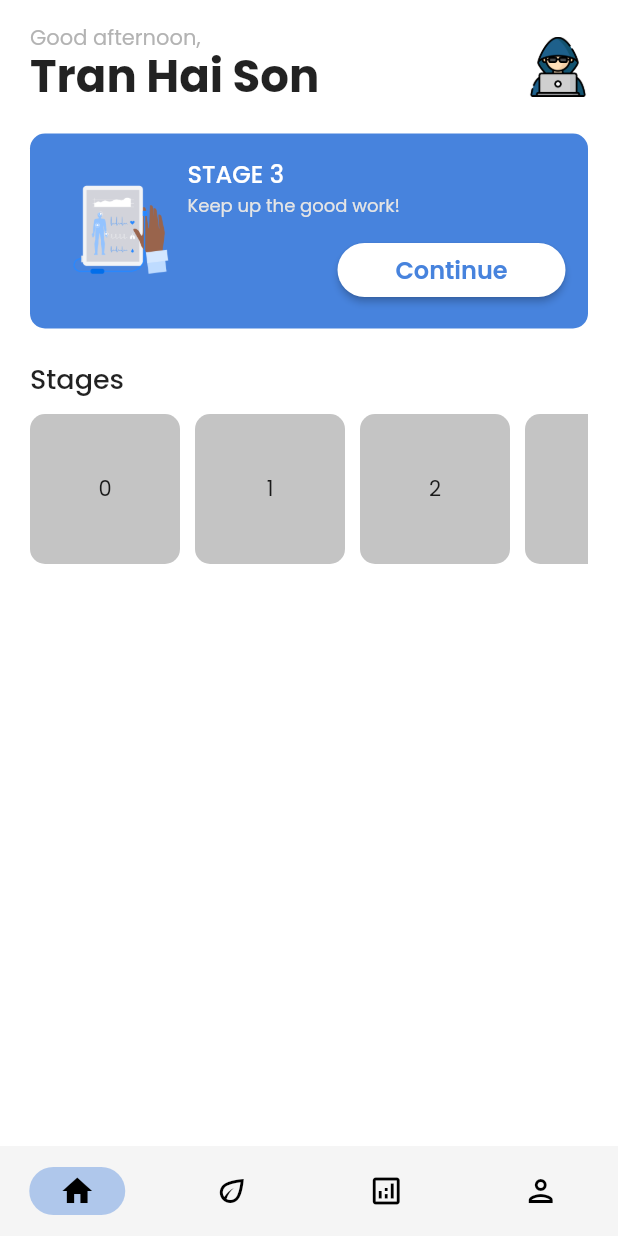
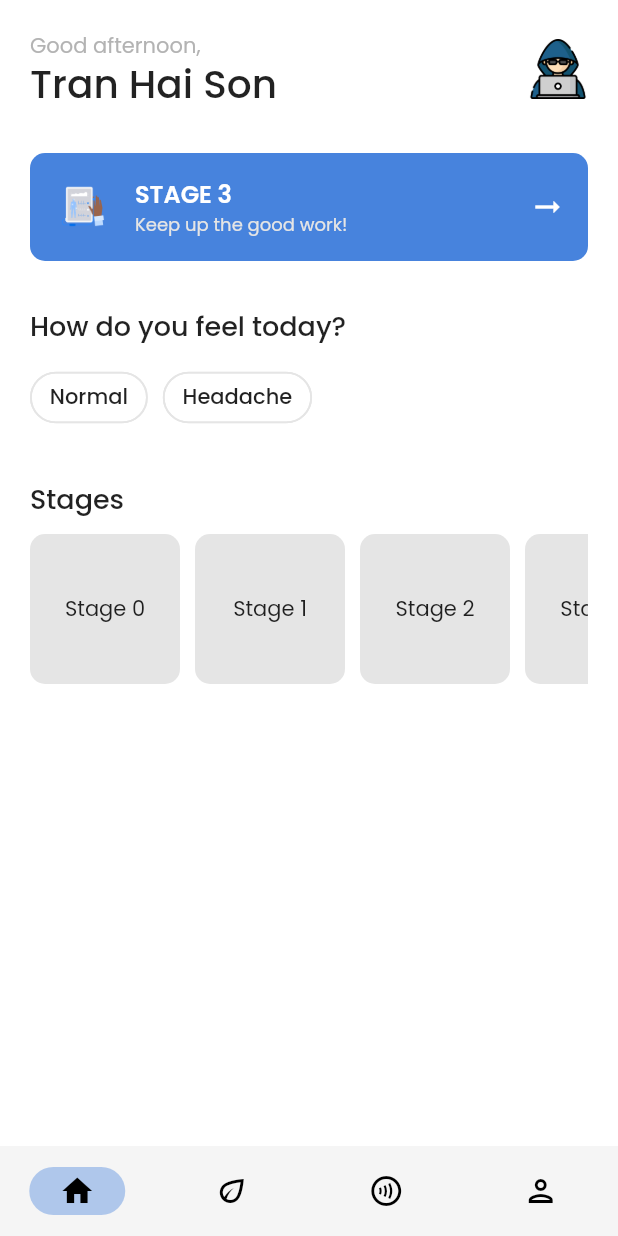
Before and after one commit to tran-haison/Covid-Overcoming, a Flutter app: the MainPage screen opened by its route, on a phone screen of 412 x 824 dp. Run offline on Flutter 3.47's test engine with Material 2 defaults, Android fonts, the phone set to English and light mode, and no system bars; drawn by our look-alikes of oktoast; our stand-ins replace either_dart, equatable, firebase_auth, firebase_core, floor, fluro and 7 more; missing offline and left inert: sp_util; accounts and stored records are empty; generated files the repository leaves out were written again; statements that could not run were skipped.

Commit message:
feat: Implement home page UI

```diff
--- a/lib/presentation/pages/main/home/home_page.dart
+++ b/lib/presentation/pages/main/home/home_page.dart
@@ -1,5 +1,5 @@
 import 'package:covid_overcoming/generated/l10n.dart';
-import 'package:covid_overcoming/presentation/widgets/common_buttons.dart';
+import 'package:covid_overcoming/presentation/widgets/common_chips.dart';
 import 'package:covid_overcoming/presentation/widgets/common_gaps.dart';
 import 'package:covid_overcoming/presentation/widgets/common_images.dart';
 import 'package:covid_overcoming/presentation/widgets/common_text_styles.dart';
@@ -21,13 +21,13 @@ class HomePage extends StatelessWidget {
           crossAxisAlignment: CrossAxisAlignment.start,
           children: <Widget>[
             _buildHeader(),
+            vGap30,
+            _buildCardCurrentStage(),
+            vGap30,
+            _buildHealthStatus(),
+            vGap30,
+            _buildStages(),
             vGap20,
-            _buildCardHistory(),
-            vGap20,
-            _buildTextTitle('Stages'),
-            vGap10,
-            _buildStages(),
-            vGap10,
           ],
         ),
       ),
@@ -44,16 +44,16 @@ class HomePage extends StatelessWidget {
             mainAxisAlignment: MainAxisAlignment.center,
             crossAxisAlignment: CrossAxisAlignment.start,
             children: [
-              Text(
+              const Text(
                 // TODO: implement greeting
                 'Good afternoon,',
-                style: textStyle14Gray.copyWith(height: 1),
+                style: textStyle14Gray,
               ),
               vGap5,
               Text(
                 // TODO: get user name
                 'Tran Hai Son',
-                style: textStyle30Bold.copyWith(height: 1),
+                style: textStyle26Medium.copyWith(height: 1),
               ),
             ],
           ),
@@ -67,8 +67,12 @@ class HomePage extends StatelessWidget {
     );
   }
 
-  Widget _buildCardHistory() {
-    return Container(
+  Widget _buildCardCurrentStage() {
+    return InkWell(
+      onTap: () {
+        // TODO: implement onTap
+      },
+      child: Container(
         width: double.infinity,
         decoration: BoxDecoration(
           borderRadius: BorderRadius.circular(Dimens.radius10),
@@ -77,61 +81,80 @@ class HomePage extends StatelessWidget {
         child: Padding(
           padding: const EdgeInsets.all(Dimens.dimen15),
           child: Row(
-          mainAxisAlignment: MainAxisAlignment.center,
             crossAxisAlignment: CrossAxisAlignment.center,
             children: <Widget>[
               const CommonAssetImage(
                 imagePath: AssetPaths.imgTrackHistory,
-              height: 90,
-              width: 90,
+                height: 40,
+                width: 40,
               ),
+              hGap15,
               Expanded(
                 child: Column(
+                  mainAxisAlignment: MainAxisAlignment.center,
                   crossAxisAlignment: CrossAxisAlignment.start,
                   children: <Widget>[
                     Text(
+                      // TODO: get stage
                       'STAGE 3',
-                    style: textStyle16Medium.copyWith(color: colorWhite),
+                      style: textStyle16Bold.copyWith(
+                        color: colorWhite,
+                        fontWeight: FontWeight.w600,
                       ),
-                  Text(
+                    ),
+                    const Text(
+                      // TODO: get compliment
                       'Keep up the good work!',
                       style: textStyle12LightGray,
-                  ),
-                  vGap10,
-                  Align(
-                    alignment: Alignment.bottomRight,
-                    child: CommonElevatedButton(
-                      text: S.current.continue_,
-                      textColor: colorPrimary,
-                      buttonColor: colorWhite,
-                      width: 120,
-                      radius: 30,
-                      padding: const EdgeInsets.symmetric(vertical: Dimens.dimen5),
-                      onPressed: () {},
-                    ),
                     ),
                   ],
                 ),
               ),
+              hGap15,
+              const Icon(
+                Icons.arrow_right_alt,
+                color: colorWhite,
+              ),
             ],
+          ),
         ),
       ),
     );
   }
 
-  Widget _buildTextTitle(String text) {
-    return Text(
-      text,
+  Widget _buildHealthStatus() {
+    return Column(
+      crossAxisAlignment: CrossAxisAlignment.start,
+      children: <Widget>[
+        Text(
+          S.current.how_do_you_feel_today,
           style: textStyle18Medium,
+        ),
+        vGap10,
+        Row(
+          mainAxisAlignment: MainAxisAlignment.start,
+          children: const <Widget>[
+            CommonFilterChip(label: 'Normal'),
+            hGap10,
+            CommonFilterChip(label: 'Headache'),
+          ],
+        ),
+      ],
     );
   }
 
   Widget _buildStages() {
-    return SizedBox(
+    return Column(
+      crossAxisAlignment: CrossAxisAlignment.start,
+      children: <Widget>[
+        Text(
+          S.current.stages,
+          style: textStyle18Medium,
+        ),
+        vGap10,
+        SizedBox(
           height: 100,
           child: ListView.separated(
-        physics: const ClampingScrollPhysics(),
-        shrinkWrap: true,
             scrollDirection: Axis.horizontal,
             itemCount: 5,
             itemBuilder: (_, index) {
@@ -139,16 +162,20 @@ class HomePage extends StatelessWidget {
                 height: 100,
                 width: 100,
                 decoration: BoxDecoration(
-              borderRadius: BorderRadius.circular(10),
-              color: colorLightGray2,
+                  borderRadius: BorderRadius.circular(Dimens.radius10),
+                  color: colorLightGray1,
                 ),
                 child: Center(
-              child: Text('$index'),
+                  child: Text('Stage $index'),
                 ),
               );
             },
-        separatorBuilder: (_, index) => hGap10,
+            separatorBuilder: (_, index) {
+              return hGap10;
+            },
           ),
+        ),
+      ],
     );
   }
 }
--- a/lib/presentation/pages/main/main_page.dart
+++ b/lib/presentation/pages/main/main_page.dart
@@ -1,10 +1,10 @@
 import 'package:covid_overcoming/presentation/pages/main/home/home_page.dart';
+import 'package:covid_overcoming/presentation/pages/main/schedule/schedule_page.dart';
 import 'package:covid_overcoming/presentation/widgets/common_text_styles.dart';
 import 'package:covid_overcoming/values/res/colors.dart';
 import 'package:covid_overcoming/values/res/dimens.dart';
 import 'package:covid_overcoming/values/res/strings.dart';
 import 'package:flutter/material.dart';
-import 'package:flutter/services.dart';
 
 class MainPage extends StatefulWidget {
   const MainPage({Key? key}) : super(key: key);
@@ -20,15 +20,8 @@ class _MainPageState extends State<MainPage> {
   List<Widget> pages = [
     const HomePage(),
     const Text(Strings.test, style: textStyle40ItalicBold),
-    const Text(Strings.exercise, style: textStyle40ItalicBold),
+    const SchedulePage(),
     const Text(Strings.profile, style: textStyle40ItalicBold),
-  ];
-
-  List<String> titles = [
-    Strings.home,
-    Strings.test,
-    Strings.exercise,
-    Strings.profile,
   ];
 
   @override
@@ -36,38 +29,8 @@ class _MainPageState extends State<MainPage> {
     return Scaffold(
       resizeToAvoidBottomInset: false,
       backgroundColor: colorWhite,
-      //appBar: _buildAppbar(),
       body: _buildBody(),
       bottomNavigationBar: _buildBottomNavigationBar(),
-    );
-  }
-
-  PreferredSizeWidget _buildAppbar() {
-    return AppBar(
-      centerTitle: false,
-      automaticallyImplyLeading: false,
-      elevation: Dimens.elevation0_5,
-      backgroundColor: colorWhite,
-      systemOverlayStyle: const SystemUiOverlayStyle(
-        statusBarColor: colorLightGray2,
-      ),
-      title: Text(titles[_currentIndex]),
-      titleTextStyle: const TextStyle(
-        fontSize: Dimens.fontSize22,
-        fontWeight: FontWeight.w700,
-        fontStyle: FontStyle.italic,
-        color: colorLightBlack,
-        letterSpacing: 1.2,
-      ),
-      actions: <Widget>[
-        IconButton(
-          color: colorLightBlack,
-          onPressed: () {
-            // TODO: open settings
-          },
-          icon: const Icon(Icons.settings),
-        ),
-      ],
     );
   }
 
@@ -111,9 +74,9 @@ class _MainPageState extends State<MainPage> {
             label: Strings.test,
           ),
           NavigationDestination(
-            selectedIcon: Icon(Icons.analytics),
-            icon: Icon(Icons.analytics_outlined),
-            label: Strings.exercise,
+            selectedIcon: Icon(Icons.contactless),
+            icon: Icon(Icons.contactless_outlined),
+            label: Strings.schedule,
           ),
           NavigationDestination(
             selectedIcon: Icon(Icons.person),
--- /dev/null
+++ b/lib/presentation/widgets/common_chips.dart
@@ -0,0 +1,45 @@
+import 'package:covid_overcoming/values/res/colors.dart';
+import 'package:flutter/material.dart';
+
+class CommonFilterChip extends StatefulWidget {
+  const CommonFilterChip({
+    Key? key,
+    required this.label,
+    this.onSelected,
+  }) : super(key: key);
+
+  final String label;
+  final Function(bool)? onSelected;
+
+  @override
+  State<CommonFilterChip> createState() => _CommonFilterChipState();
+}
+
+class _CommonFilterChipState extends State<CommonFilterChip> {
+
+  var selected = false;
+
+  @override
+  Widget build(BuildContext context) {
+    return FilterChip(
+      label: Text(widget.label),
+      selected: selected,
+      onSelected: (value) {
+        setState(() {
+          selected = value;
+        });
+      },
+      selectedColor: colorPrimary1,
+      showCheckmark: false,
+      backgroundColor: Colors.white,
+      selectedShadowColor: Colors.transparent,
+      shadowColor: Colors.transparent,
+      shape: const StadiumBorder(
+        side: BorderSide(
+          width: 1.2,
+          color: colorLightGray1,
+        ),
+      ),
+    );
+  }
+}
--- a/lib/presentation/widgets/common_text_styles.dart
+++ b/lib/presentation/widgets/common_text_styles.dart
@@ -15,6 +15,24 @@ const textStyle40Bold = TextStyle(
 const textStyle30Bold = TextStyle(
   fontSize: 30,
   fontWeight: FontWeight.bold,
+  color: Colors.black87,
+);
+
+const textStyle30Medium = TextStyle(
+  fontSize: 30,
+  fontWeight: FontWeight.w500,
+  color: Colors.black87,
+);
+
+const textStyle30Normal = TextStyle(
+  fontSize: 30,
+  fontWeight: FontWeight.normal,
+  color: Colors.black87,
+);
+
+const textStyle26Medium = TextStyle(
+  fontSize: 26,
+  fontWeight: FontWeight.w500,
   color: Colors.black87,
 );
 
--- a/lib/values/res/colors.dart
+++ b/lib/values/res/colors.dart
@@ -19,6 +19,12 @@ const colorDarkGray1 = Color(0xFF545454);
 /// Text colors
 const colorTextGray = Color(0xFFB3B3B3);
 
+/// Blue colors
+const colorPrimary1 = Color(0xFF659DEC);
+const colorPrimary2 = Color(0xFF567AAD);
+const colorPrimary3 = Color(0xFF1D447B);
+const colorPrimary4 = Color(0xFF051E40);
+
 /// Map color primary
 const mapColorPrimary = {
   50: Color.fromRGBO(71, 131, 221, .1),
--- a/lib/values/res/strings.dart
+++ b/lib/values/res/strings.dart
@@ -7,7 +7,7 @@ class Strings {
   /// Bottom navbar item
   static const home = 'home';
   static const test = 'test';
-  static const exercise = 'exercise';
+  static const schedule = 'schedule';
   static const profile = 'profile';
 }
 
--- a/pubspec.yaml
+++ b/pubspec.yaml
@@ -130,9 +130,6 @@ dependencies:
   # https://pub.dev/packages/firebase_auth
   firebase_auth: ^3.3.17
 
-  # https://pub.dev/packages/google_fonts
-  google_fonts: ^2.3.2
-
 dev_dependencies:
   flutter_test:
     sdk: flutter
```
Also changed, not shown: lib/l10n/intl_en.arb (+7 -1 lines), lib/l10n/intl_vi.arb (+7 -1 lines), lib/presentation/pages/main/schedule/schedule_page.dart (added, +81 -0 lines), lib/generated/intl/messages_en.dart, lib/generated/intl/messages_vi.dart, lib/generated/l10n.dart, pubspec.lock. Lines whose indentation alone changed are shown as unchanged.
